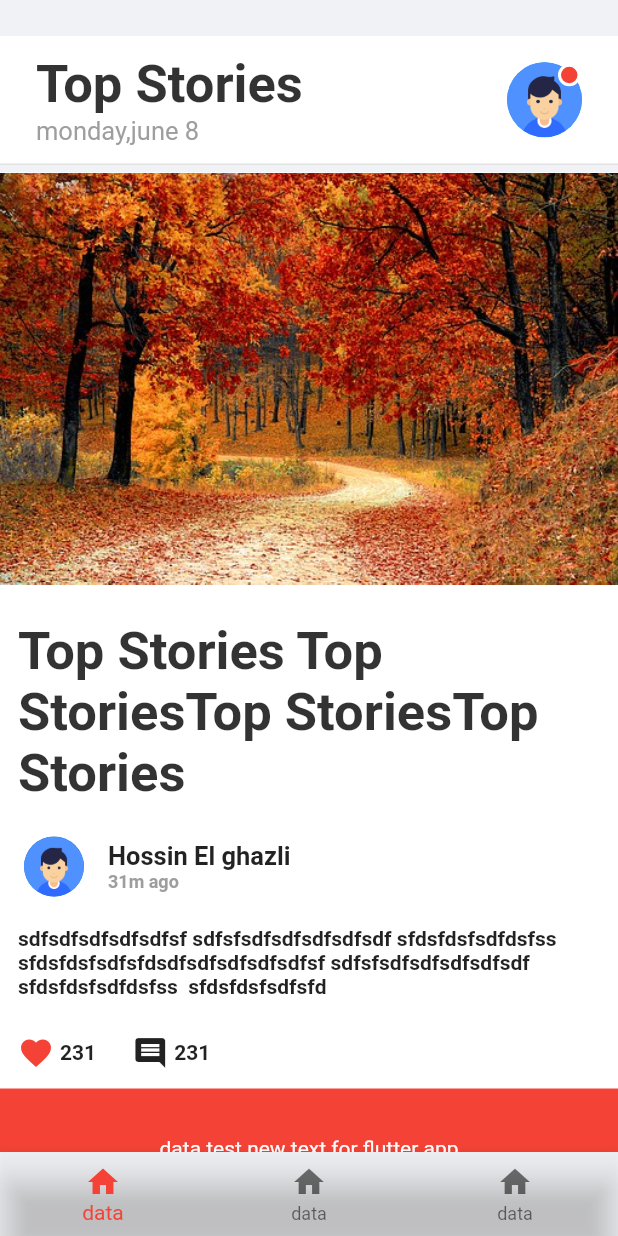
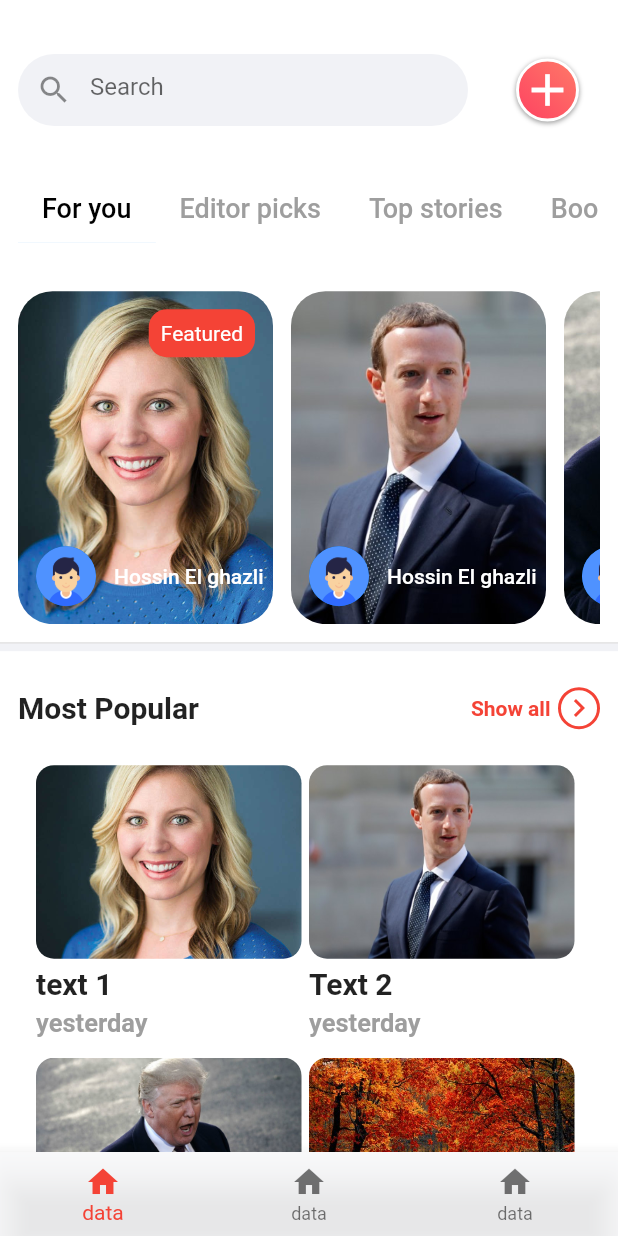
Before and after one commit to hossin529/flutter-article-ui-Tutorial-1, a Flutter app: the screen it shows after launch, on a phone screen of 412 x 824 dp. Run offline on Flutter 3.47's test engine with Material 2 defaults, Android fonts, the phone set to English and light mode, and no system bars.

Commit message:
second screen Part 2

```diff
--- /dev/null
+++ b/lib/HomeScreen.dart
@@ -0,0 +1,305 @@
+import 'package:flutter/material.dart';
+
+class HomeScreen extends StatefulWidget {
+  @override
+  _HomeScreenState createState() => _HomeScreenState();
+}
+
+class _HomeScreenState extends State<HomeScreen> with TickerProviderStateMixin {
+  @override
+  Widget build(BuildContext context) {
+    TabController controller =
+        new TabController(initialIndex: 0, length: 4, vsync: this);
+    return Scaffold(
+      backgroundColor: Color(0xFFf1f2f6),
+      body: SingleChildScrollView(
+        child: Column(
+          children: <Widget>[
+            Container(
+                padding: EdgeInsets.only(top: 24),
+                decoration: BoxDecoration(
+                    color: Colors.white,
+                    border: Border(
+                        bottom: BorderSide(color: Colors.grey.withOpacity(.3)))),
+                child: Padding(
+                  padding: const EdgeInsets.all(12.0),
+                  child: Column(
+                    children: <Widget>[
+                      Row(
+                        children: <Widget>[
+                          Container(
+                            width: 300,
+                            decoration: BoxDecoration(
+                              color: Color(0xFFf1f2f6),
+                              borderRadius: BorderRadius.circular(24),
+                            ),
+                            child: TextField(
+                              decoration: InputDecoration(
+                                hintText: 'Search',
+                                prefixIcon: Icon(Icons.search),
+                                border: InputBorder.none,
+                              ),
+                            ),
+                          ),
+                          SizedBox(
+                            width: 32,
+                          ),
+                          Container(
+                            width: 42,
+                            height: 42,
+                            decoration: BoxDecoration(
+                                color: Colors.red,
+                                shape: BoxShape.circle,
+                                border: Border.all(color: Colors.white, width: 2),
+                                boxShadow: [
+                                  BoxShadow(
+                                      spreadRadius: 0.2,
+                                      offset: Offset(0, 1),
+                                      blurRadius: 2,
+                                      color: Colors.grey)
+                                ],
+                                gradient: LinearGradient(
+                                    colors: [
+                                      Color(0xFFfe4061),
+                                      Color(0xFFfe7c68),
+                                    ],
+                                    begin: Alignment.bottomLeft,
+                                    end: Alignment.topRight)),
+                            child: Icon(Icons.add, color: Colors.white, size: 36),
+                          ),
+                        ],
+                      ),
+                      SizedBox(
+                        height: 32,
+                      ),
+                      TabBar(
+                        labelColor: Colors.black,
+                        unselectedLabelColor: Colors.grey,
+                        isScrollable: true,
+                        controller: controller,
+                        indicatorWeight: 0.1,
+                        labelStyle: TextStyle(fontSize: 18),
+                        tabs: <Widget>[
+                          Tab(
+                            text: 'For you',
+                          ),
+                          Tab(
+                            text: 'Editor picks',
+                          ),
+                          Tab(
+                            text: 'Top stories',
+                          ),
+                          Tab(
+                            text: 'Bookmarks',
+                          ),
+                        ],
+                      ),
+                      SizedBox(
+                        height: 32,
+                      ),
+                      Container(
+                        height: 222,
+                        child: ListView(
+                          scrollDirection: Axis.horizontal,
+                          children: <Widget>[
+                            storyCard(true, 'assets/person1.jpg'),
+                            storyCard(false, 'assets/person2.jpg'),
+                            storyCard(false, 'assets/person3.jpg'),
+                          ],
+                        ),
+                      )
+                    ],
+                  ),
+                )),
+            SizedBox(
+              height: 5,
+            ),
+            Container(
+              padding: EdgeInsets.only(top: 24),
+              decoration: BoxDecoration(
+                  color: Colors.white,
+                  border: Border(
+                      bottom: BorderSide(color: Colors.grey.withOpacity(.3)))),
+              child: Padding(
+                padding: const EdgeInsets.symmetric(horizontal: 12),
+                child: Column(
+                  children: <Widget>[
+                    Row(
+                      mainAxisAlignment: MainAxisAlignment.spaceBetween,
+                      children: <Widget>[
+                        Text(
+                          'Most Popular',
+                          style: TextStyle(
+                              fontWeight: FontWeight.bold, fontSize: 20),
+                        ),
+                        Row(
+                          children: <Widget>[
+                            Text(
+                              'Show all',
+                              style: TextStyle(
+                                  color: Colors.red, fontWeight: FontWeight.bold),
+                            ),
+                            SizedBox(
+                              width: 5,
+                            ),
+                            Container(
+                                decoration: BoxDecoration(
+                                    shape: BoxShape.circle,
+                                    border:
+                                        Border.all(color: Colors.red, width: 2)),
+                                child: Icon(
+                                  Icons.chevron_right,
+                                  color: Colors.red,
+                                ))
+                          ],
+                        ),
+                      ],
+                    ),
+                    SizedBox(
+                      height: 12,
+                    ),
+                    Container(
+                      height: 400,
+                      child: GridView.count(
+                        crossAxisCount: 2,
+                        padding: EdgeInsets.all(12),
+                        mainAxisSpacing: 13,
+                        children: List.generate(posts.length, (index)=>gridCard(posts[index])),
+                      ),
+                    )
+                  ],
+                ),
+              ),
+            ),
+          ],
+        ),
+      ),
+       bottomNavigationBar: BottomNavigationBar(
+        backgroundColor: Colors.white.withOpacity(.7),
+        selectedItemColor: Colors.red,
+        items: [
+          BottomNavigationBarItem(
+            icon: Icon(Icons.home),
+            title: Text('data')
+          ),
+          BottomNavigationBarItem(
+            icon: Icon(Icons.home),
+            title: Text('data')
+          ),
+          BottomNavigationBarItem(
+            icon: Icon(Icons.home),
+            title: Text('data')
+          ),
+        ],
+      )
+    );
+  }
+
+ Widget gridCard(Post p){
+    return Container(
+      margin: EdgeInsets.only(right: 5),
+                    child: Column(
+                      crossAxisAlignment: CrossAxisAlignment.start,
+                      children: <Widget>[
+                        Expanded(
+                          child: ClipRRect(
+                              borderRadius: BorderRadius.circular(12),
+                              child: Image.asset(
+                                p.image,
+                                width: 180,
+                                height: 169,
+                                fit: BoxFit.cover,
+                              )),
+                        ),
+                        SizedBox(
+                          height: 5,
+                        ),
+                        Text(
+                          p.title,
+                          style: TextStyle(
+                              fontWeight: FontWeight.bold, fontSize: 20),
+                        ),
+                        SizedBox(
+                          height: 5,
+                        ),
+                        Text(
+                          p.timeAgo,
+                          style: TextStyle(
+                              color: Colors.grey,
+                              fontWeight: FontWeight.bold,
+                              fontSize: 17),
+                        ),
+                      ],
+                    ),
+                  );
+  }
+  Widget storyCard(bool f, String image) {
+    return Container(
+      margin: EdgeInsets.only(right: 12),
+      child: Stack(
+        children: <Widget>[
+          ClipRRect(
+              borderRadius: BorderRadius.circular(23),
+              child: Image.asset(
+                image,
+                width: 170,
+                height: 222,
+                fit: BoxFit.cover,
+              )),
+          f
+              ? Positioned(
+                  right: 12,
+                  top: 12,
+                  child: Container(
+                    decoration: BoxDecoration(
+                        color: Colors.red,
+                        borderRadius: BorderRadius.circular(12)),
+                    child: Padding(
+                      padding: const EdgeInsets.all(8.0),
+                      child: Text(
+                        'Featured',
+                        style: TextStyle(color: Colors.white),
+                      ),
+                    ),
+                  ),
+                )
+              : Container(),
+          Positioned(
+            bottom: 12,
+            left: 12,
+            child: Row(
+              children: <Widget>[
+                CircleAvatar(
+                  backgroundImage: AssetImage('assets/user.png'),
+                ),
+                SizedBox(
+                  width: 12,
+                ),
+                Text(
+                  'Hossin El ghazli',
+                  style: TextStyle(
+                      fontWeight: FontWeight.w500, color: Colors.white),
+                ),
+              ],
+            ),
+          )
+        ],
+      ),
+    );
+  }
+}
+
+List<Post> posts = const <Post>[
+ const Post(image: 'assets/person1.jpg',title: 'text 1',timeAgo: 'yesterday'),
+ const Post(image: 'assets/person2.jpg',title: 'Text 2',timeAgo: 'yesterday'),
+ const Post(image: 'assets/person3.jpg',title: 'Text 3',timeAgo: 'yesterday'),
+ const Post(image: 'assets/nature.jpg',title: 'Text 4',timeAgo: 'yesterday'),
+];
+class Post{
+  final String image,title,timeAgo;
+ const Post({
+    this.image,
+    this.title,
+    this.timeAgo,
+  });
+}
--- a/lib/main.dart
+++ b/lib/main.dart
@@ -1,5 +1,6 @@
 import 'package:flutter/material.dart';
 import 'package:newsapp/Home.dart';
+import 'package:newsapp/HomeScreen.dart';
 void main() => runApp(MyApp());
 
 class MyApp extends StatelessWidget {
@@ -9,18 +10,10 @@ class MyApp extends StatelessWidget {
     return MaterialApp(
       title: 'Flutter Demo',
       theme: ThemeData(
-        // This is the theme of your application.
-        //
-        // Try running your application with "flutter run". You'll see the
-        // application has a blue toolbar. Then, without quitting the app, try
-        // changing the primarySwatch below to Colors.green and then invoke
-        // "hot reload" (press "r" in the console where you ran "flutter run",
-        // or simply save your changes to "hot reload" in a Flutter IDE).
-        // Notice that the counter didn't reset back to zero; the application
-        // is not restarted.
         primarySwatch: Colors.blue,
       ),
-      home: Home(),
+      home: HomeScreen(),
+      debugShowCheckedModeBanner: false,
     );
   }
 }
```
Also changed, not shown: assets/person1.jpg (added), assets/person2.jpg (added), assets/person3.jpg (added).
